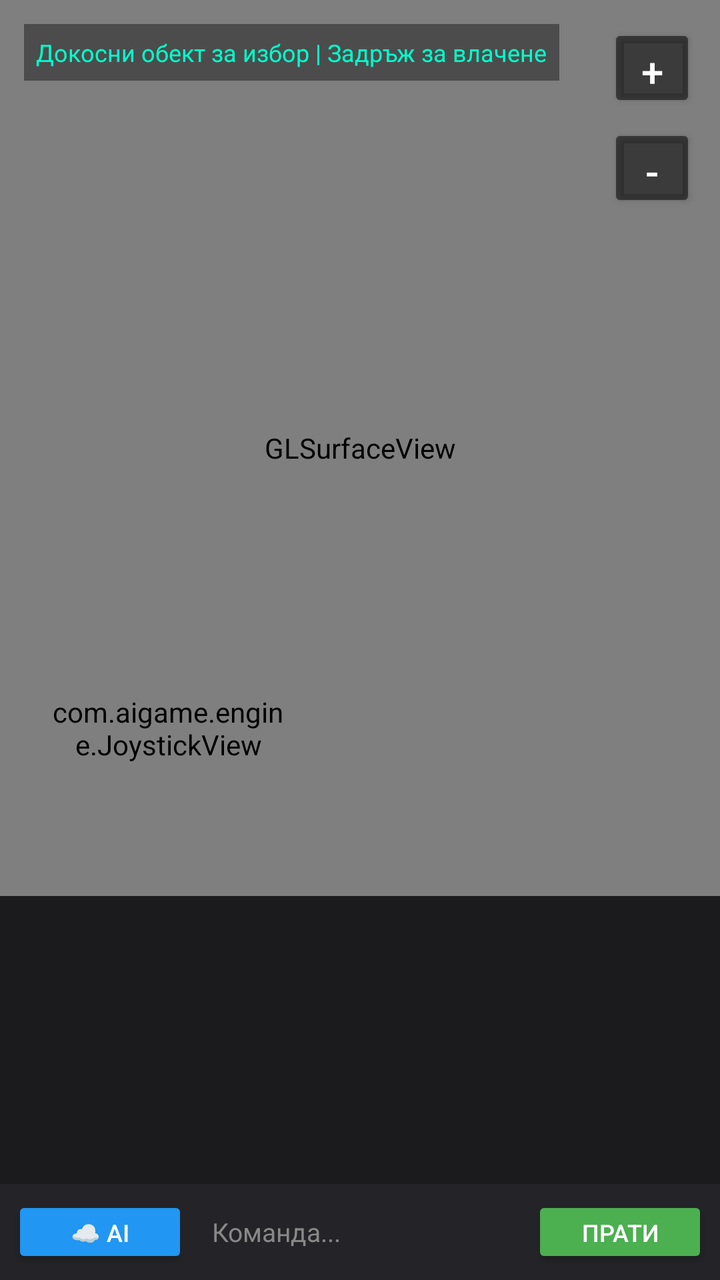
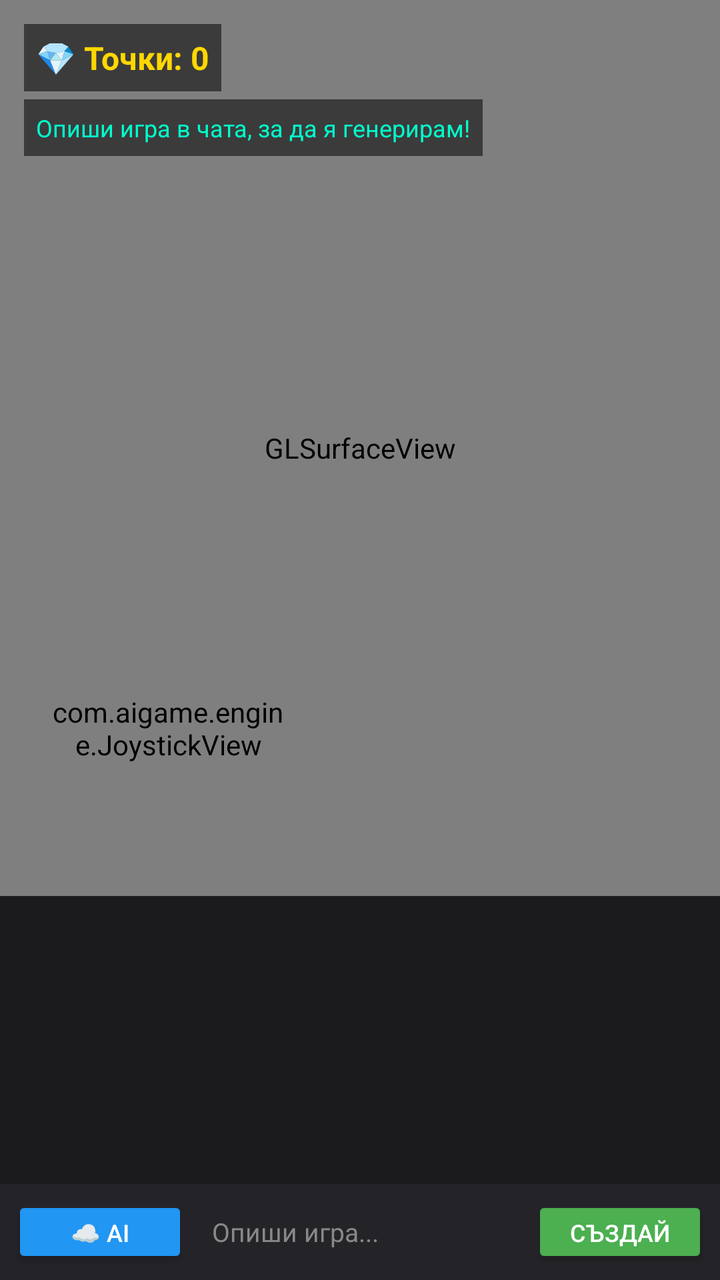

Two renders of the same Android screen: before a commit and after it. Below are the layout's source before the change and the commit's diff.
<!-- AndroidManifest.xml: application theme Theme.AppCompat.Light.NoActionBar -->
<!-- res/layout/activity_main.xml -->
<?xml version="1.0" encoding="utf-8"?>
<LinearLayout xmlns:android="http://schemas.android.com/apk/res/android"
    android:layout_width="match_parent"
    android:layout_height="match_parent"
    android:orientation="vertical"
    android:weightSum="100"
    android:background="#141416">

    
    <FrameLayout
        android:id="@+id/viewport_container"
        android:layout_width="match_parent"
        android:layout_height="0dp"
        android:layout_weight="70">

        <android.opengl.GLSurfaceView
            android:id="@+id/gl_surface_view"
            android:layout_width="match_parent"
            android:layout_height="match_parent" />

        
        <TextView
            android:id="@+id/tv_editor_info"
            android:layout_width="wrap_content"
            android:layout_height="wrap_content"
            android:layout_gravity="top|start"
            android:layout_margin="12dp"
            android:text="Докосни обект за избор | Задръж за влачене"
            android:textColor="#00FFCC"
            android:textSize="12sp"
            android:background="#66000000"
            android:padding="6dp"/>

        
        <LinearLayout
            android:layout_width="wrap_content"
            android:layout_height="wrap_content"
            android:orientation="vertical"
            android:layout_gravity="top|end"
            android:layout_margin="12dp">

            <Button
                android:id="@+id/btn_zoom_in"
                android:layout_width="44dp"
                android:layout_height="44dp"
                android:text="+"
                android:textSize="20sp"
                android:textColor="#FFFFFF"
                android:backgroundTint="#88000000"/>

            <Button
                android:id="@+id/btn_zoom_out"
                android:layout_width="44dp"
                android:layout_height="44dp"
                android:layout_marginTop="6dp"
                android:text="-"
                android:textSize="20sp"
                android:textColor="#FFFFFF"
                android:backgroundTint="#88000000"/>
        </LinearLayout>

        
        <com.aigame.engine.JoystickView
            android:id="@+id/joystick_view"
            android:layout_width="120dp"
            android:layout_height="120dp"
            android:layout_gravity="bottom|start"
            android:layout_marginStart="24dp"
            android:layout_marginBottom="24dp" />

        
        <HorizontalScrollView
            android:id="@+id/toolbar_selected"
            android:layout_width="wrap_content"
            android:layout_height="wrap_content"
            android:layout_gravity="bottom|end"
            android:layout_margin="10dp"
            android:scrollbars="none"
            android:visibility="gone">

            <LinearLayout
                android:layout_width="wrap_content"
                android:layout_height="wrap_content"
                android:orientation="horizontal"
                android:padding="4dp"
                android:background="#DD1E1E22">

                <Button android:id="@+id/btn_delete" android:layout_width="wrap_content" android:layout_height="36dp" android:text="🗑 Изтрий" android:textColor="#FFFFFF" android:backgroundTint="#E53935" android:layout_marginEnd="4dp"/>
                <Button android:id="@+id/btn_duplicate" android:layout_width="wrap_content" android:layout_height="36dp" android:text="📋 Дубликат" android:textColor="#FFFFFF" android:backgroundTint="#3949AB" android:layout_marginEnd="4dp"/>
                <Button android:id="@+id/btn_scale_up" android:layout_width="wrap_content" android:layout_height="36dp" android:text="➕" android:textColor="#FFFFFF" android:backgroundTint="#43A047" android:layout_marginEnd="4dp"/>
                <Button android:id="@+id/btn_scale_down" android:layout_width="wrap_content" android:layout_height="36dp" android:text="➖" android:textColor="#FFFFFF" android:backgroundTint="#FB8C00" android:layout_marginEnd="4dp"/>
                <Button android:id="@+id/btn_rotate" android:layout_width="wrap_content" android:layout_height="36dp" android:text="🔄" android:textColor="#FFFFFF" android:backgroundTint="#8E24AA" android:layout_marginEnd="4dp"/>
                <Button android:id="@+id/btn_up" android:layout_width="wrap_content" android:layout_height="36dp" android:text="⬆" android:textColor="#FFFFFF" android:backgroundTint="#546E7A" android:layout_marginEnd="4dp"/>
                <Button android:id="@+id/btn_down" android:layout_width="wrap_content" android:layout_height="36dp" android:text="⬇" android:textColor="#FFFFFF" android:backgroundTint="#546E7A" android:layout_marginEnd="4dp"/>
                <Button android:id="@+id/btn_close_selection" android:layout_width="wrap_content" android:layout_height="36dp" android:text="✖" android:textColor="#FFFFFF" android:backgroundTint="#424242"/>
            </LinearLayout>
        </HorizontalScrollView>
    </FrameLayout>

    
    <LinearLayout
        android:id="@+id/chat_container"
        android:layout_width="match_parent"
        android:layout_height="0dp"
        android:layout_weight="30"
        android:orientation="vertical"
        android:background="#1B1B1E">

        <androidx.recyclerview.widget.RecyclerView
            android:id="@+id/chat_recycler"
            android:layout_width="match_parent"
            android:layout_height="0dp"
            android:layout_weight="1"
            android:padding="6dp"
            android:clipToPadding="false"/>

        <LinearLayout
            android:layout_width="match_parent"
            android:layout_height="wrap_content"
            android:orientation="horizontal"
            android:padding="6dp"
            android:background="#242428"
            android:gravity="center_vertical">

            <Button
                android:id="@+id/btn_ai_cloud"
                android:layout_width="wrap_content"
                android:layout_height="36dp"
                android:text="☁️ AI"
                android:textSize="12sp"
                android:backgroundTint="#2196F3"
                android:textColor="#FFFFFF"
                android:layout_marginEnd="6dp"/>

            <EditText
                android:id="@+id/chat_input"
                android:layout_width="0dp"
                android:layout_height="wrap_content"
                android:layout_weight="1"
                android:hint="Команда..."
                android:textColorHint="#888888"
                android:textColor="#FFFFFF"
                android:background="@android:color/transparent"
                android:padding="6dp"
                android:textSize="13sp"
                android:inputType="textMultiLine"
                android:maxLines="2"/>

            <Button
                android:id="@+id/btn_send"
                android:layout_width="wrap_content"
                android:layout_height="36dp"
                android:text="Прати"
                android:textSize="12sp"
                android:backgroundTint="#4CAF50"
                android:textColor="#FFFFFF"/>
        </LinearLayout>
    </LinearLayout>
</LinearLayout>
<!-- resources referenced by this layout -->
<resources>

</resources>

<!-- the commit's change to res/layout/activity_main.xml (unified diff, before → after) -->
@@ -19,45 +19,49 @@
             android:layout_height="match_parent" />
 
         
-        <TextView
-            android:id="@+id/tv_editor_info"
-            android:layout_width="wrap_content"
-            android:layout_height="wrap_content"
-            android:layout_gravity="top|start"
-            android:layout_margin="12dp"
-            android:text="Докосни обект за избор | Задръж за влачене"
-            android:textColor="#00FFCC"
-            android:textSize="12sp"
-            android:background="#66000000"
-            android:padding="6dp"/>
-
-        
         <LinearLayout
             android:layout_width="wrap_content"
             android:layout_height="wrap_content"
             android:orientation="vertical"
-            android:layout_gravity="top|end"
+            android:layout_gravity="top|start"
             android:layout_margin="12dp">
 
-            <Button
-                android:id="@+id/btn_zoom_in"
-                android:layout_width="44dp"
-                android:layout_height="44dp"
-                android:text="+"
-                android:textSize="20sp"
-                android:textColor="#FFFFFF"
-                android:backgroundTint="#88000000"/>
+            <TextView
+                android:id="@+id/tv_score"
+                android:layout_width="wrap_content"
+                android:layout_height="wrap_content"
+                android:text="💎 Точки: 0"
+                android:textColor="#FFD700"
+                android:textSize="16sp"
+                android:textStyle="bold"
+                android:background="#88000000"
+                android:padding="6dp"/>
 
-            <Button
-                android:id="@+id/btn_zoom_out"
-                android:layout_width="44dp"
-                android:layout_height="44dp"
-                android:layout_marginTop="6dp"
-                android:text="-"
-                android:textSize="20sp"
-                android:textColor="#FFFFFF"
-                android:backgroundTint="#88000000"/>
+            <TextView
+                android:id="@+id/tv_game_goal"
+                android:layout_width="wrap_content"
+                android:layout_height="wrap_content"
+                android:layout_marginTop="4dp"
+                android:text="Опиши игра в чата, за да я генерирам!"
+                android:textColor="#00FFCC"
+                android:textSize="12sp"
+                android:background="#88000000"
+                android:padding="6dp"/>
         </LinearLayout>
+
+        
+        <TextView
+            android:id="@+id/tv_win_banner"
+            android:layout_width="wrap_content"
+            android:layout_height="wrap_content"
+            android:layout_gravity="center"
+            android:text="🏆 ПОБЕДА! 🏆"
+            android:textColor="#FFEB3B"
+            android:textSize="28sp"
+            android:textStyle="bold"
+            android:background="#DD000000"
+            android:padding="16dp"
+            android:visibility="gone"/>
 
         
         <com.aigame.engine.JoystickView
@@ -67,34 +71,6 @@
             android:layout_gravity="bottom|start"
             android:layout_marginStart="24dp"
             android:layout_marginBottom="24dp" />
-
-        
-        <HorizontalScrollView
-            android:id="@+id/toolbar_selected"
-            android:layout_width="wrap_content"
-            android:layout_height="wrap_content"
-            android:layout_gravity="bottom|end"
-            android:layout_margin="10dp"
-            android:scrollbars="none"
-            android:visibility="gone">
-
-            <LinearLayout
-                android:layout_width="wrap_content"
-                android:layout_height="wrap_content"
-                android:orientation="horizontal"
-                android:padding="4dp"
-                android:background="#DD1E1E22">
-
-                <Button android:id="@+id/btn_delete" android:layout_width="wrap_content" android:layout_height="36dp" android:text="🗑 Изтрий" android:textColor="#FFFFFF" android:backgroundTint="#E53935" android:layout_marginEnd="4dp"/>
-                <Button android:id="@+id/btn_duplicate" android:layout_width="wrap_content" android:layout_height="36dp" android:text="📋 Дубликат" android:textColor="#FFFFFF" android:backgroundTint="#3949AB" android:layout_marginEnd="4dp"/>
-                <Button android:id="@+id/btn_scale_up" android:layout_width="wrap_content" android:layout_height="36dp" android:text="➕" android:textColor="#FFFFFF" android:backgroundTint="#43A047" android:layout_marginEnd="4dp"/>
-                <Button android:id="@+id/btn_scale_down" android:layout_width="wrap_content" android:layout_height="36dp" android:text="➖" android:textColor="#FFFFFF" android:backgroundTint="#FB8C00" android:layout_marginEnd="4dp"/>
-                <Button android:id="@+id/btn_rotate" android:layout_width="wrap_content" android:layout_height="36dp" android:text="🔄" android:textColor="#FFFFFF" android:backgroundTint="#8E24AA" android:layout_marginEnd="4dp"/>
-                <Button android:id="@+id/btn_up" android:layout_width="wrap_content" android:layout_height="36dp" android:text="⬆" android:textColor="#FFFFFF" android:backgroundTint="#546E7A" android:layout_marginEnd="4dp"/>
-                <Button android:id="@+id/btn_down" android:layout_width="wrap_content" android:layout_height="36dp" android:text="⬇" android:textColor="#FFFFFF" android:backgroundTint="#546E7A" android:layout_marginEnd="4dp"/>
-                <Button android:id="@+id/btn_close_selection" android:layout_width="wrap_content" android:layout_height="36dp" android:text="✖" android:textColor="#FFFFFF" android:backgroundTint="#424242"/>
-            </LinearLayout>
-        </HorizontalScrollView>
     </FrameLayout>
 
     
@@ -137,7 +113,7 @@
                 android:layout_width="0dp"
                 android:layout_height="wrap_content"
                 android:layout_weight="1"
-                android:hint="Команда..."
+                android:hint="Опиши игра..."
                 android:textColorHint="#888888"
                 android:textColor="#FFFFFF"
                 android:background="@android:color/transparent"
@@ -150,7 +126,7 @@
                 android:id="@+id/btn_send"
                 android:layout_width="wrap_content"
                 android:layout_height="36dp"
-                android:text="Прати"
+                android:text="Създай"
                 android:textSize="12sp"
                 android:backgroundTint="#4CAF50"
                 android:textColor="#FFFFFF"/>
